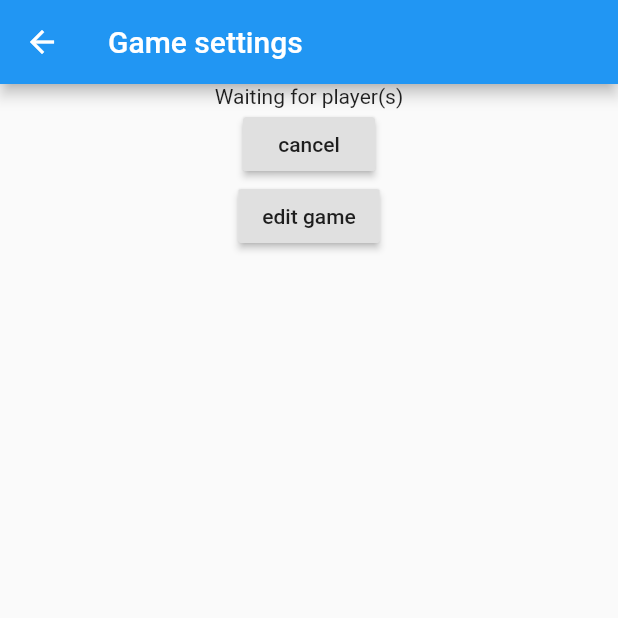
After one commit to osamaayman1005/elJoker, a Flutter app: the WaitingForPlayers screen opened by its route, on a phone screen of 412 x 824 dp, the top half of it. The commit adds this screen. Run offline on Flutter 3.47's test engine with Material 2 defaults, Android fonts, the phone set to English and light mode, and no system bars; our stand-ins replace cloud_firestore, date_time_picker, firebase_auth; accounts and stored records are empty.

Commit message:
wating for palyers screen

```diff
--- a/lib/main.dart
+++ b/lib/main.dart
@@ -1,5 +1,6 @@
 import 'package:el_joker/screens/player/player.dart';
 import 'package:el_joker/screens/team/team.dart';
+import 'package:el_joker/screens/team/waiting.dart';
 import 'package:el_joker/screens/wrapper.dart';
 import 'package:el_joker/services/auth.dart';
 import 'package:flutter/material.dart';
@@ -23,6 +24,7 @@ class MyApp extends StatelessWidget {
           '/': (context)=>Wrapper(),
           '/team':(context)=>Team(),
           '/player':(context)=>Player(),
+          '/waitingForPlayers':(context)=>WaitingForPlayers(),
         },
       ),
     );
--- /dev/null
+++ b/lib/screens/team/waiting.dart
@@ -0,0 +1,45 @@
+
+import 'package:el_joker/models/user.dart';
+import 'package:el_joker/services/database.dart';
+import 'package:flutter/material.dart';
+import 'package:provider/provider.dart';
+
+//todo add some style to this screen
+class WaitingForPlayers extends StatefulWidget {
+
+  @override
+  _WaitingForPlayersState createState() => _WaitingForPlayersState();
+}
+
+class _WaitingForPlayersState extends State<WaitingForPlayers> {
+  @override
+  Widget build(BuildContext context) {
+    User user = Provider.of<User>(context);
+    DatabaseService _database = DatabaseService(uid: user.uid);
+    return Scaffold(
+      appBar: AppBar(
+        title: Text('Game settings'),
+
+      ),
+      body: Center(
+        child: Column(
+          children: [
+            Text('Waiting for player(s)'),
+            RaisedButton(onPressed: ()async{
+              _database.deleteGameData();
+              Navigator.popUntil(context, ModalRoute.withName('/'));
+            },
+            child: Text('cancel'),
+            ),
+            RaisedButton(onPressed: ()async{
+              _database.deleteGameData();
+              Navigator.popUntil(context, ModalRoute.withName('/team'));
+            },
+              child: Text('edit game'),
+            ),
+          ],
+        ),
+      ),
+    );
+  }
+}
```
